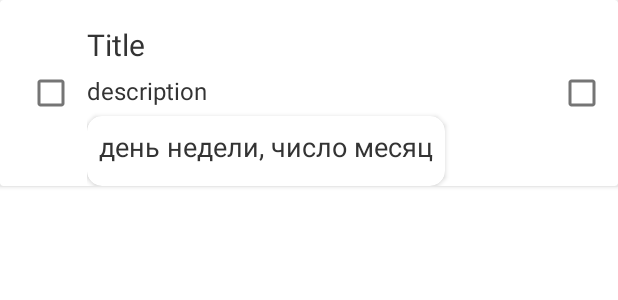
After one commit to lorex59/FakeGoogleTasks, an Android app: the layout item_layout.xml on its own in the app's theme, with its tools: preview values and no code run, on a phone screen of 412 x 824 dp. The commit adds this screen. Shown: the top 300 px of the screen. Run offline under Robolectric (Android 15) with nearby library versions, the phone set to English and light mode, and no system bars.

Commit message:
add item_layout

```diff
--- a/app/src/main/java/com/example/fakegoogletasks/screens/start/StartFragment.kt
+++ b/app/src/main/java/com/example/fakegoogletasks/screens/start/StartFragment.kt
@@ -7,6 +7,8 @@ import android.view.View
 import android.view.ViewGroup
 import com.example.fakegoogletasks.R
 import com.example.fakegoogletasks.databinding.FragmentStartBinding
+import com.example.fakegoogletasks.utils.showToast
+import kotlinx.android.synthetic.main.fragment_start.view.*
 
 
 class StartFragment : Fragment() {
@@ -23,5 +25,19 @@ class StartFragment : Fragment() {
         return binding.root
     }
 
+    override fun onViewCreated(view: View, savedInstanceState: Bundle?) {
+        super.onViewCreated(view, savedInstanceState)
+
+        binding.floatingButton.setOnClickListener {
+            showToast("floating")
+        }
+        binding.settingButton.setOnClickListener {
+            showToast("setting")
+        }
+        binding.menuButton.setOnClickListener {
+            showToast("menu")
+        }
+    }
+
 
 }
--- /dev/null
+++ b/app/src/main/java/com/example/fakegoogletasks/utils/utils.kt
@@ -0,0 +1,8 @@
+package com.example.fakegoogletasks.utils
+
+import android.widget.Toast
+import androidx.fragment.app.Fragment
+
+fun Fragment.showToast(message: String) {
+    Toast.makeText(requireContext(), message, Toast.LENGTH_SHORT).show()
+}
--- /dev/null
+++ b/app/src/main/res/layout/item_layout.xml
@@ -0,0 +1,67 @@
+<?xml version="1.0" encoding="utf-8"?>
+<androidx.cardview.widget.CardView xmlns:android="http://schemas.android.com/apk/res/android"
+    xmlns:app="http://schemas.android.com/apk/res-auto"
+    android:layout_width="match_parent"
+    android:layout_height="wrap_content">
+
+    <androidx.constraintlayout.widget.ConstraintLayout
+        android:layout_width="match_parent"
+        android:layout_height="match_parent">
+
+        <CheckBox
+            android:id="@+id/checkBoxDelete"
+            android:layout_width="wrap_content"
+            android:layout_height="wrap_content"
+            android:layout_margin="10dp"
+            app:layout_constraintBottom_toBottomOf="parent"
+            app:layout_constraintStart_toStartOf="parent"
+            app:layout_constraintTop_toTopOf="parent" />
+
+        <LinearLayout
+            android:layout_width="0dp"
+            android:layout_height="wrap_content"
+            android:layout_marginTop="16dp"
+            android:layout_marginBottom="16dp"
+            android:orientation="vertical"
+            app:layout_constraintEnd_toStartOf="@+id/checkBoxFavorite"
+            app:layout_constraintStart_toEndOf="@+id/checkBoxDelete"
+            app:layout_constraintTop_toTopOf="parent">
+
+            <TextView
+                android:id="@+id/titleTextView"
+                style="@style/TextItemStyle"
+                android:text="Title"
+                android:textSize="20sp" />
+
+            <TextView
+                android:id="@+id/descriptionTextView"
+                style="@style/TextItemStyle"
+
+                android:text="description"
+                android:textSize="16sp" />
+
+            <androidx.cardview.widget.CardView
+                android:layout_width="wrap_content"
+                android:layout_height="wrap_content"
+                android:elevation="8dp"
+                app:cardCornerRadius="10dp">
+
+                <TextView
+                    style="@style/TextItemStyle"
+                    android:padding="8dp"
+                    android:text="день недели, число месяц"
+                    android:textSize="18sp" />
+            </androidx.cardview.widget.CardView>
+        </LinearLayout>
+
+        <CheckBox
+            android:id="@+id/checkBoxFavorite"
+            android:layout_width="wrap_content"
+            android:layout_height="wrap_content"
+            app:layout_constraintBottom_toBottomOf="parent"
+            app:layout_constraintEnd_toEndOf="parent"
+            app:layout_constraintTop_toTopOf="parent" />
+
+    </androidx.constraintlayout.widget.ConstraintLayout>
+
+</androidx.cardview.widget.CardView>
--- a/app/src/main/res/values/colors.xml
+++ b/app/src/main/res/values/colors.xml
@@ -8,4 +8,5 @@
     <color name="black">#FF000000</color>
     <color name="white">#FFFFFFFF</color>
     <color name="colorPrimary">#fefefe</color>
+    <color name="textColor">#333333</color>
 </resources>
--- /dev/null
+++ b/app/src/main/res/values/styles.xml
@@ -0,0 +1,10 @@
+<?xml version="1.0" encoding="utf-8"?>
+<resources>
+
+    <style name="TextItemStyle">
+        <item name="android:textColor">@color/textColor</item>
+        <item name="android:layout_width">match_parent</item>
+        <item name="android:layout_height">wrap_content</item>
+        <item name="android:layout_marginBottom">6dp</item>
+    </style>
+</resources>
```
